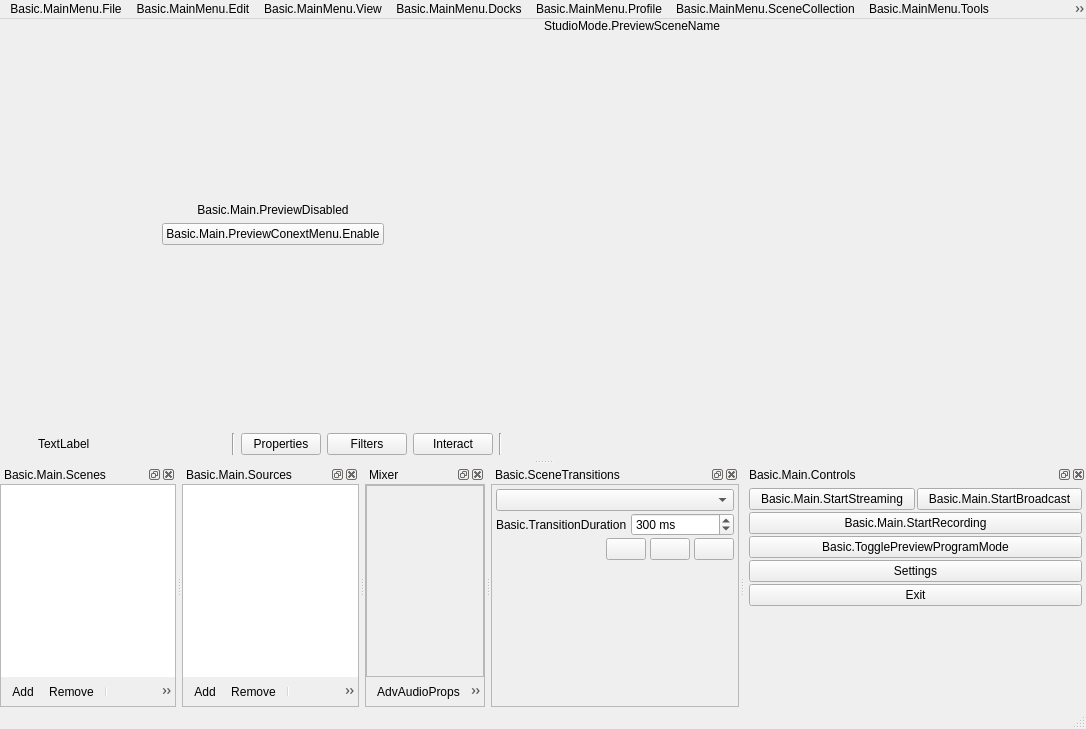
Above: UI/forms/OBSBasic.ui from BlueCheeseburger/obs-studio before the change. Below: the same form after it.
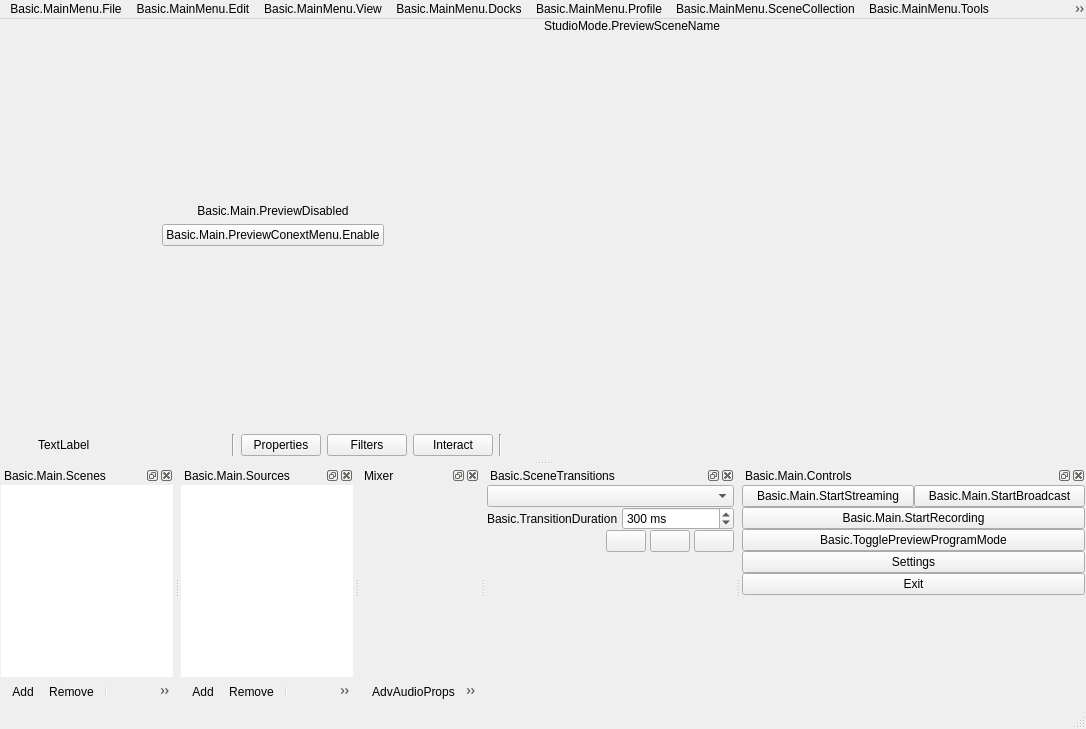
That is the form after the change. Icons and pictures are not drawn. Custom widgets are drawn as their Qt base class.

Commit message: UI: Clean up main window dock structure

Diff of the .ui file:
```diff
--- a/UI/forms/OBSBasic.ui
+++ b/UI/forms/OBSBasic.ui
@@ -753,37 +753,19 @@
       <number>0</number>
      </property>
      <property name="leftMargin">
-      <number>0</number>
+      <number>1</number>
      </property>
      <property name="topMargin">
       <number>0</number>
      </property>
      <property name="rightMargin">
-      <number>0</number>
+      <number>1</number>
      </property>
      <property name="bottomMargin">
-      <number>0</number>
+      <number>1</number>
      </property>
      <item>
       <widget class="QFrame" name="scenesFrame">
-       <property name="sizePolicy">
-        <sizepolicy hsizetype="Expanding" vsizetype="Expanding">
-         <horstretch>0</horstretch>
-         <verstretch>0</verstretch>
-        </sizepolicy>
-       </property>
-       <property name="minimumSize">
-        <size>
-         <width>160</width>
-         <height>0</height>
-        </size>
-       </property>
-       <property name="frameShape">
-        <enum>QFrame::StyledPanel</enum>
-       </property>
-       <property name="frameShadow">
-        <enum>QFrame::Sunken</enum>
-       </property>
        <layout class="QVBoxLayout" name="verticalLayout_12">
         <property name="spacing">
          <number>0</number>
@@ -893,37 +875,19 @@
       <number>0</number>
      </property>
      <property name="leftMargin">
-      <number>0</number>
+      <number>1</number>
      </property>
      <property name="topMargin">
       <number>0</number>
      </property>
      <property name="rightMargin">
-      <number>0</number>
+      <number>1</number>
      </property>
      <property name="bottomMargin">
-      <number>0</number>
+      <number>1</number>
      </property>
      <item>
       <widget class="QFrame" name="sourcesFrame">
-       <property name="sizePolicy">
-        <sizepolicy hsizetype="Expanding" vsizetype="Expanding">
-         <horstretch>0</horstretch>
-         <verstretch>0</verstretch>
-        </sizepolicy>
-       </property>
-       <property name="minimumSize">
-        <size>
-         <width>160</width>
-         <height>0</height>
-        </size>
-       </property>
-       <property name="frameShape">
-        <enum>QFrame::StyledPanel</enum>
-       </property>
-       <property name="frameShadow">
-        <enum>QFrame::Sunken</enum>
-       </property>
        <layout class="QVBoxLayout" name="verticalLayout_17">
         <property name="spacing">
          <number>0</number>
@@ -1033,25 +997,19 @@
       <number>0</number>
      </property>
      <property name="leftMargin">
-      <number>0</number>
+      <number>1</number>
      </property>
      <property name="topMargin">
       <number>0</number>
      </property>
      <property name="rightMargin">
-      <number>0</number>
+      <number>1</number>
      </property>
      <property name="bottomMargin">
-      <number>0</number>
+      <number>1</number>
      </property>
      <item>
       <widget class="QFrame" name="mixerFrame">
-       <property name="frameShape">
-        <enum>QFrame::StyledPanel</enum>
-       </property>
-       <property name="frameShadow">
-        <enum>QFrame::Sunken</enum>
-       </property>
        <layout class="QVBoxLayout" name="verticalLayout_2">
         <property name="spacing">
          <number>0</number>
@@ -1075,10 +1033,10 @@
             <enum>Qt::CustomContextMenu</enum>
            </property>
            <property name="frameShape">
-            <enum>QFrame::StyledPanel</enum>
+            <enum>QFrame::NoFrame</enum>
            </property>
            <property name="frameShadow">
-            <enum>QFrame::Sunken</enum>
+            <enum>QFrame::Plain</enum>
            </property>
            <property name="verticalScrollBarPolicy">
             <enum>Qt::ScrollBarAsNeeded</enum>
@@ -1216,40 +1174,34 @@
       <number>0</number>
      </property>
      <property name="leftMargin">
-      <number>0</number>
+      <number>1</number>
      </property>
      <property name="topMargin">
       <number>0</number>
      </property>
      <property name="rightMargin">
-      <number>0</number>
+      <number>1</number>
      </property>
      <property name="bottomMargin">
-      <number>0</number>
+      <number>1</number>
      </property>
      <item>
       <widget class="QFrame" name="transitionsFrame">
-       <property name="frameShape">
-        <enum>QFrame::StyledPanel</enum>
-       </property>
-       <property name="frameShadow">
-        <enum>QFrame::Sunken</enum>
-       </property>
        <layout class="QVBoxLayout" name="verticalLayout_8">
         <property name="spacing">
-         <number>2</number>
+         <number>0</number>
         </property>
         <property name="leftMargin">
-         <number>4</number>
+         <number>0</number>
         </property>
         <property name="topMargin">
-         <number>4</number>
+         <number>0</number>
         </property>
         <property name="rightMargin">
-         <number>4</number>
+         <number>0</number>
         </property>
         <property name="bottomMargin">
-         <number>4</number>
+         <number>0</number>
         </property>
         <item>
          <widget class="QComboBox" name="transitions">
@@ -1458,21 +1410,39 @@
     <number>8</number>
    </attribute>
    <widget class="QWidget" name="controlsDockContents">
+    <layout class="QVBoxLayout" name="verticalLayout_9">
+     <property name="spacing">
+      <number>0</number>
+     </property>
+     <property name="leftMargin">
+      <number>1</number>
+     </property>
+     <property name="topMargin">
+      <number>0</number>
+     </property>
+     <property name="rightMargin">
+      <number>1</number>
+     </property>
+     <property name="bottomMargin">
+      <number>1</number>
+     </property>
+     <item>
+      <widget class="QFrame" name="controlsFrame">
     <layout class="QVBoxLayout" name="buttonsVLayout">
      <property name="spacing">
-      <number>2</number>
+         <number>0</number>
      </property>
      <property name="leftMargin">
-      <number>4</number>
+         <number>0</number>
      </property>
      <property name="topMargin">
-      <number>4</number>
+         <number>0</number>
      </property>
      <property name="rightMargin">
-      <number>4</number>
+         <number>0</number>
      </property>
      <property name="bottomMargin">
-      <number>4</number>
+         <number>0</number>
      </property>
      <item>
       <layout class="QHBoxLayout" name="horizontalLayout_7">
@@ -1644,6 +1614,9 @@
         </size>
        </property>
       </spacer>
+        </item>
+       </layout>
+      </widget>
      </item>
     </layout>
    </widget>
```
Left out of the diff: 8 changed lines with no effect on the pictures. Lines whose indentation alone changed are shown as unchanged. The commit also changes 6 other files.
